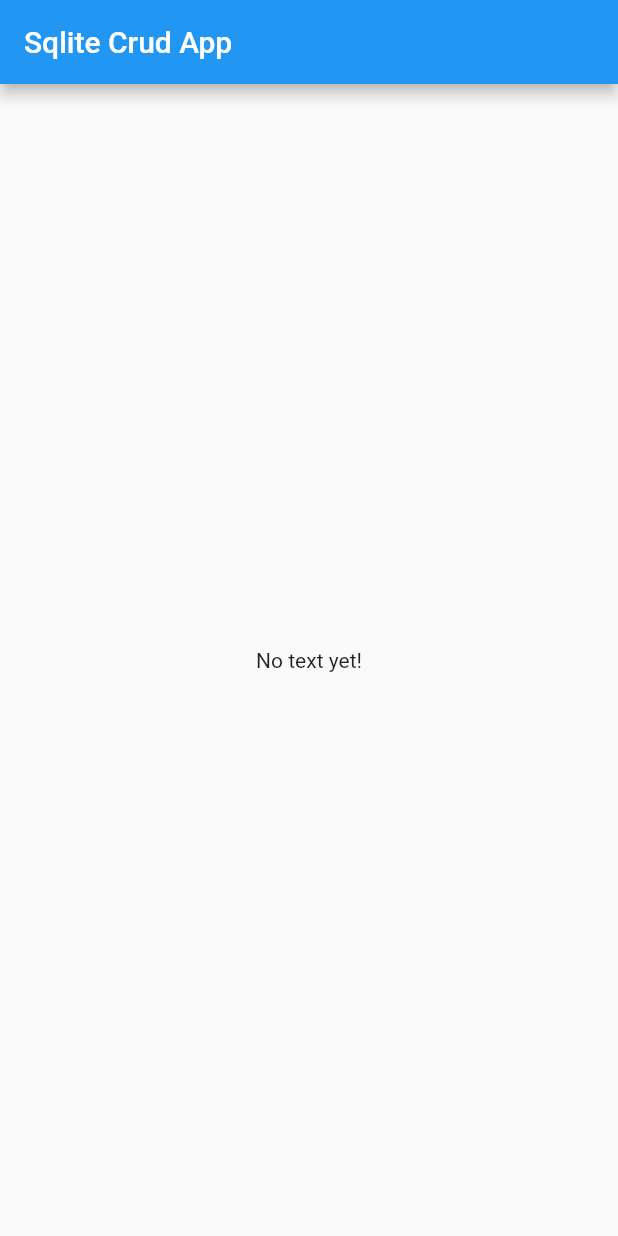
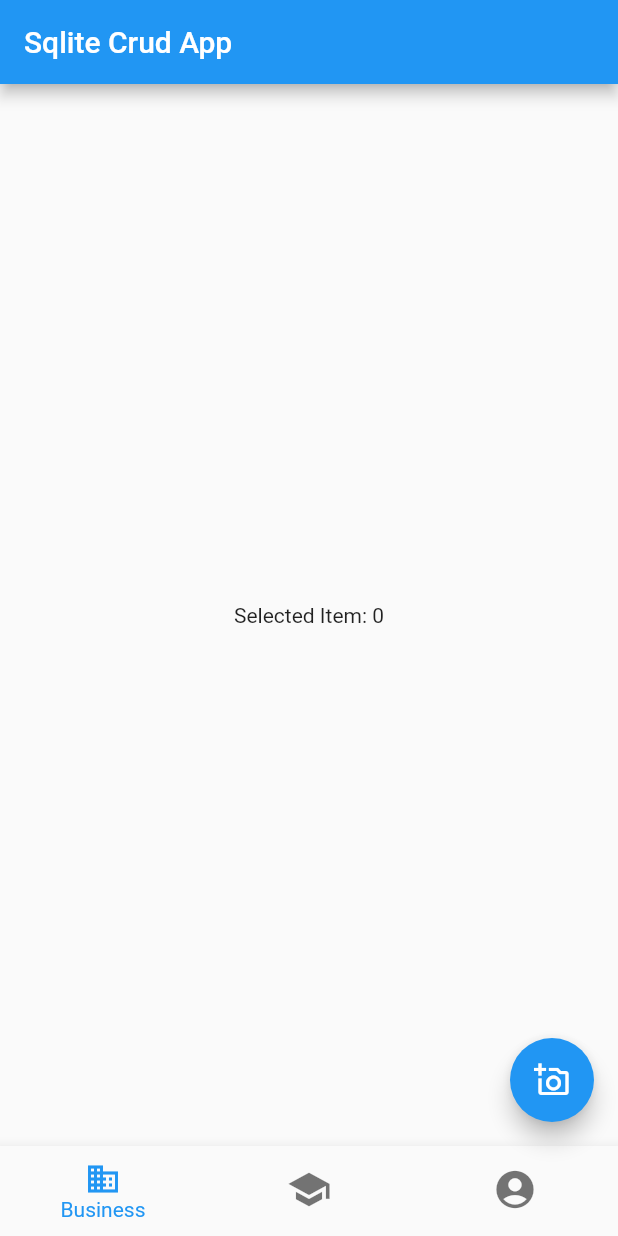
Before and after one commit to MufalmeAthos/Flutter_sqflite_crud, a Flutter app: the screen it shows after launch, on a phone screen of 412 x 824 dp. Run offline on Flutter 3.47's test engine with Material 2 defaults, Android fonts, the phone set to English and light mode, and no system bars.

Commit message:
add bottom navigation bar

```diff
--- a/lib/main.dart
+++ b/lib/main.dart
@@ -12,13 +12,38 @@ class SqliteApp extends StatefulWidget {
 }
 
 class _SqliteAppState extends State<SqliteApp> {
+  int _selectedIndex = 0;
+  void _onItemTapped(int index){
+    // print("index: $index");
+    setState((){
+      _selectedIndex = index;
+    });
+  }
   @override
   Widget build(BuildContext context) {
     return MaterialApp(
       home: Scaffold(
         appBar: AppBar(title: Text("Sqlite Crud App"),),
         body: Center(
-          child: Text("No text yet!"),
+          child: Text("Selected Item: $_selectedIndex"),
+        ),
+        bottomNavigationBar: BottomNavigationBar(
+          items: [
+            BottomNavigationBarItem(icon: Icon(Icons.business),label: "Business"),
+            BottomNavigationBarItem(icon: Icon(Icons.school),label: "School"),
+            BottomNavigationBarItem(icon: Icon(Icons.account_circle),label: "Account"),
+          ],
+          currentIndex: _selectedIndex,
+          onTap: _onItemTapped,
+          unselectedIconTheme: IconThemeData( size: 30),
+          showUnselectedLabels: false,
+
+        ),
+        floatingActionButton: FloatingActionButton(
+          onPressed: (){
+            print("Oklm");
+          },
+          child: Icon(Icons.add_a_photo_outlined),
         ),
       ),
     );
```
